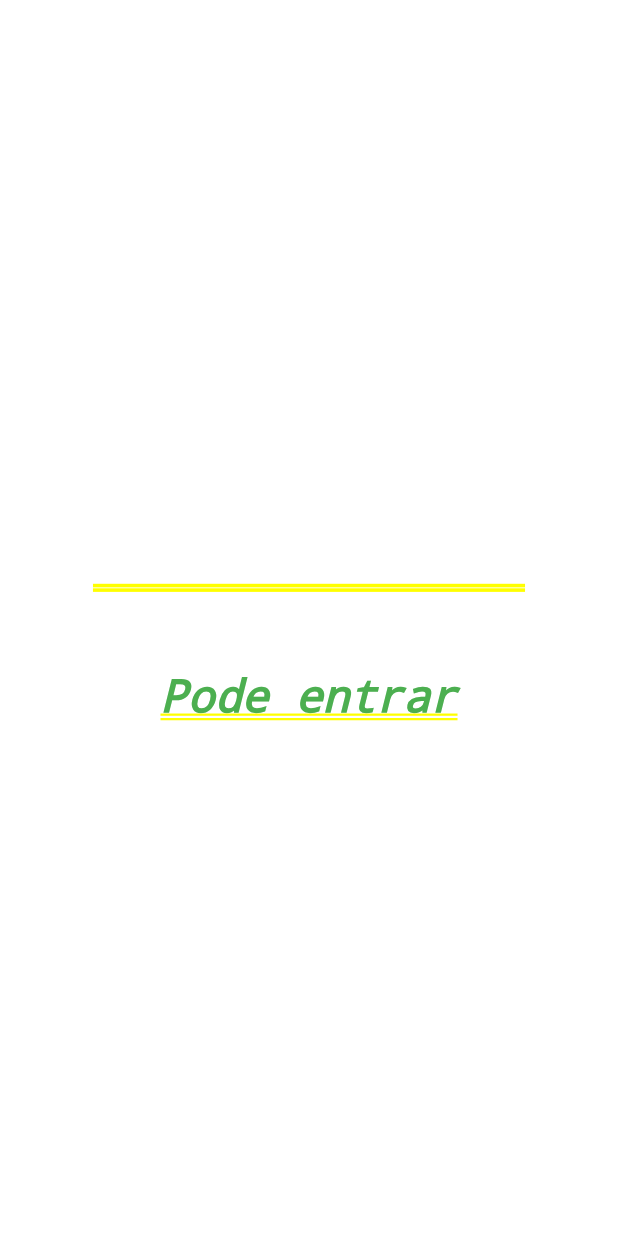
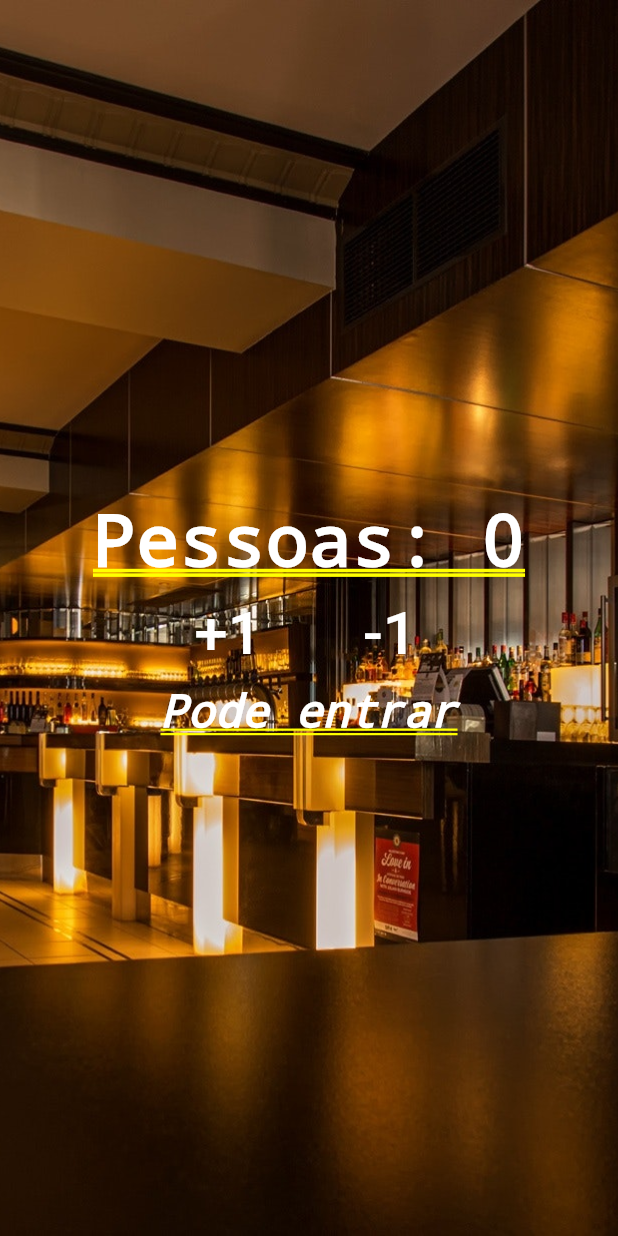
Before and after one commit to MarcioTomaz/FlutterInicial, a Flutter app: the screen it shows after launch, after a tap on "+1", on a phone screen of 412 x 824 dp. Run offline on Flutter 3.47's test engine with Material 2 defaults, Android fonts, the phone set to English and light mode, and no system bars.

Commit message:
add: Image, Padding, Stack

```diff
--- a/lib/main.dart
+++ b/lib/main.dart
@@ -5,7 +5,14 @@ import 'package:flutter/rendering.dart';
 void main() {
   runApp(MaterialApp(
       title: "Contador de pessoas",
-      home: Column(
+      home: Stack(
+        children: <Widget>[
+          Image.asset(
+            "images/restaurant.jpg",
+            fit: BoxFit.cover,
+            height: 1000.0,
+          ),
+          Column(
             mainAxisAlignment: MainAxisAlignment.center,
             children: <Widget>[
               Text(
@@ -15,18 +22,24 @@ void main() {
               Row(
                 mainAxisAlignment: MainAxisAlignment.center,
                 children: <Widget>[
-              FlatButton(
+                  Padding(
+                    padding: EdgeInsets.all(10.0),
+                    child: FlatButton(
                       onPressed: () {},
                       child: Text(
                         "+1",
                         style: TextStyle(fontSize: 40.0, color: Colors.white),
                       ),
                     ),
-              FlatButton(
+                  ),
+                  Padding(
+                    padding: EdgeInsets.all(10.0),
+                    child: FlatButton(
                       onPressed: () {},
                       child: Text(
                         "-1",
                         style: TextStyle(fontSize: 40.0, color: Colors.white),
+                      ),
                     ),
                   ),
                 ],
@@ -34,10 +47,12 @@ void main() {
               Text(
                 "Pode entrar",
                 style: TextStyle(
-                color: Colors.green,
+                    color: Colors.white,
                     fontStyle: FontStyle.italic,
                     fontSize: 30.0),
               )
             ],
+          )
+        ],
       )));
 }
--- a/pubspec.yaml
+++ b/pubspec.yaml
@@ -48,7 +48,8 @@ flutter:
   # assets:
   #   - images/a_dot_burr.jpeg
   #   - images/a_dot_ham.jpeg
-
+  assets:
+    - images/restaurant.jpg
   # An image asset can refer to one or more resolution-specific "variants", see
   # https://flutter.dev/assets-and-images/#resolution-aware.
 
```
Also changed, not shown: images/restaurant.jpg (added). Lines whose indentation alone changed are shown as unchanged.
